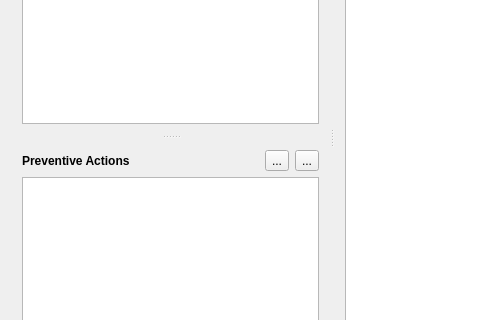
The window that mainwindow.ui (atilm/RequirementsManager) describes before a commit, drawn with Qt 5; both pictures show x 0 to 480 and y 391 to 711 of the 989 by 819 pixel window.
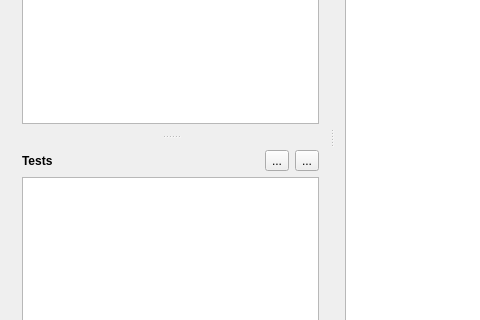
The same window after the commit. Icons and pictures are not drawn.

Diff of the .ui file:
```diff
--- a/mainwindow.ui
+++ b/mainwindow.ui
@@ -125,7 +125,7 @@
                 </font>
                </property>
                <property name="text">
-                <string>Preventive Actions</string>
+                <string>Tests</string>
                </property>
               </widget>
              </item>
```
